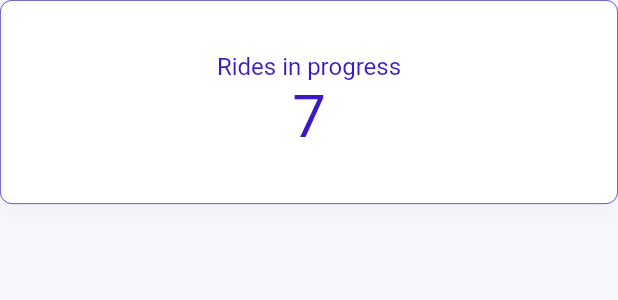
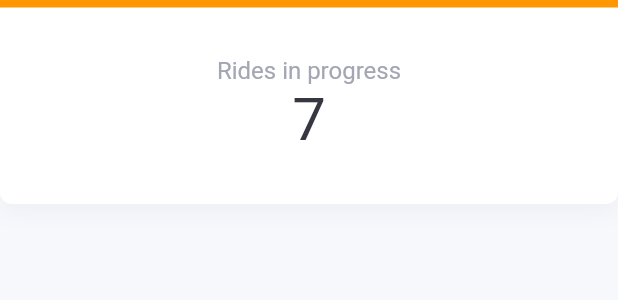
Before and after one commit to Santos-Enoque/flutter-web-dashboard-template, a Flutter app: the InfoCard widget shown alone on an empty page, opened directly, on a phone screen of 412 x 824 dp. Shown: the top 300 px of the screen. Run offline on Flutter 3.47's test engine with Material 2 defaults, Android fonts, the phone set to English and light mode, and no system bars; our stand-ins replace charts_flutter, get, google_fonts.

Commit message:
new look

```diff
--- a/lib/controllers/menu_controller.dart
+++ b/lib/controllers/menu_controller.dart
@@ -38,9 +38,9 @@ class MenuController extends GetxController {
 
   Widget _customIcon(IconData icon, String itemName){
     if(isActive(itemName))
-    return Icon(icon, size: 22, color: Colors.white);
+    return Icon(icon, size: 22, color: dark);
 
-    return Icon(icon, color: isHovering(itemName) ? Colors.white : lightGrey,);
+    return Icon(icon, color: isHovering(itemName) ? dark : lightGrey,);
 
 
 
--- a/lib/main.dart
+++ b/lib/main.dart
@@ -24,6 +24,12 @@ class MyApp extends StatelessWidget {
         textTheme: GoogleFonts.mulishTextTheme(Theme.of(context).textTheme).apply(
           bodyColor: Colors.black
         ),
+            pageTransitionsTheme: PageTransitionsTheme(
+      builders: {
+        TargetPlatform.iOS: FadeUpwardsPageTransitionsBuilder(),
+        TargetPlatform.android: FadeUpwardsPageTransitionsBuilder(),
+      }
+    ),
         primarySwatch: Colors.blue,
       ),
       home: SiteLayout(),
--- a/lib/pages/overview/overview.dart
+++ b/lib/pages/overview/overview.dart
@@ -1,12 +1,9 @@
 import 'package:flutter/material.dart';
-import 'package:flutter_web_dashboard/constants/style.dart';
 import 'package:flutter_web_dashboard/helpers/reponsiveness.dart';
 import 'package:flutter_web_dashboard/constants/controllers.dart';
-import 'package:flutter_web_dashboard/pages/overview/widgets/bar_chart.dart';
 import 'package:flutter_web_dashboard/pages/overview/widgets/overview_cards_large.dart';
 import 'package:flutter_web_dashboard/pages/overview/widgets/overview_cards_medium.dart';
 import 'package:flutter_web_dashboard/pages/overview/widgets/overview_cards_small.dart';
-import 'package:flutter_web_dashboard/pages/overview/widgets/revenue_info.dart';
 import 'package:flutter_web_dashboard/pages/overview/widgets/revenue_section_large.dart';
 import 'package:flutter_web_dashboard/widgets/custom_text.dart';
 import 'package:get/get.dart';
--- a/lib/pages/overview/widgets/info_card.dart
+++ b/lib/pages/overview/widgets/info_card.dart
@@ -4,10 +4,11 @@ import 'package:flutter_web_dashboard/constants/style.dart';
 class InfoCard extends StatelessWidget {
   final String title;
   final String value;
+  final Color topColor;
   final bool isActive;
   final Function onTap;
 
-  const InfoCard({Key key,@required this.title,@required this.value, this.isActive = false,@required this.onTap})
+  const InfoCard({Key key,@required this.title,@required this.value, this.isActive = false,@required this.onTap, this.topColor})
       : super(key: key);
 
   @override
@@ -28,9 +29,19 @@ class InfoCard extends StatelessWidget {
               )
             ],
             borderRadius: BorderRadius.circular(8),
-            border: Border.all(color: isActive ? active : lightGrey, width: .5),
           ),
-          child: RichText(
+          child: Column(
+            children: [
+              Row(
+                children: [
+                  Expanded(child: Container(
+                    color: topColor ?? active,
+                    height: 5,
+                  ))
+                ],
+              ),
+              Expanded(child: Container()),
+              RichText(
                   textAlign: TextAlign.center,
                   text: TextSpan(children: [
                     TextSpan(
@@ -42,6 +53,10 @@ class InfoCard extends StatelessWidget {
                         style:
                             TextStyle(fontSize: 40, color: isActive ? active : dark)),
                   ])),
+              Expanded(child: Container()),
+
+            ],
+          ),
         ),
       ),
     );
--- a/lib/pages/overview/widgets/overview_cards_large.dart
+++ b/lib/pages/overview/widgets/overview_cards_large.dart
@@ -14,7 +14,7 @@ class OverviewCardsLargeScreen extends StatelessWidget {
                   title: "Rides in progress",
                   value: "7",
                   onTap: () {},
-                  isActive: true,
+                  topColor: Colors.orange,
                 ),
                 SizedBox(
                   width: _width / 64,
@@ -22,6 +22,7 @@ class OverviewCardsLargeScreen extends StatelessWidget {
                 InfoCard(
                   title: "Packages delivered",
                   value: "17",
+                  topColor: Colors.lightGreen,
                   onTap: () {},
                 ),
                 SizedBox(
@@ -30,6 +31,7 @@ class OverviewCardsLargeScreen extends StatelessWidget {
                 InfoCard(
                   title: "Cancelled delivery",
                   value: "3",
+                  topColor: Colors.redAccent,
                   onTap: () {},
                 ),
                 SizedBox(
--- a/lib/widgets/horizontal_menu_item.dart
+++ b/lib/widgets/horizontal_menu_item.dart
@@ -32,7 +32,7 @@ class HorizontalMenuItem extends StatelessWidget {
                           child: Container(
                             width: 6,
                             height: 40,
-                            color: Colors.white,
+                            color: dark,
                           ),
                         ),
                        SizedBox(width:_width / 88),
@@ -42,9 +42,9 @@ class HorizontalMenuItem extends StatelessWidget {
                           child: menuController.returnIconFor(itemName),
                         ),
                         if(!menuController.isActive(itemName))
-                        Flexible(child: CustomText(text: itemName , color: menuController.isHovering(itemName) ? Colors.white : lightGrey,))
+                        Flexible(child: CustomText(text: itemName , color: menuController.isHovering(itemName) ? dark : lightGrey,))
                         else
-                        Flexible(child: CustomText(text: itemName , color:  Colors.white , size: 18, weight: FontWeight.bold,))
+                        Flexible(child: CustomText(text: itemName , color:  dark , size: 18, weight: FontWeight.bold,))
 
                       ],
                     ),
--- a/lib/widgets/large_screen.dart
+++ b/lib/widgets/large_screen.dart
@@ -1,5 +1,6 @@
 import 'package:flutter/material.dart';
 import 'package:flutter_web_dashboard/helpers/local_navigator.dart';
+import 'package:flutter_web_dashboard/pages/overview/overview.dart';
 import 'package:flutter_web_dashboard/widgets/side_menu.dart';
 
 class LargeScreen extends StatelessWidget {
--- a/lib/widgets/side_menu.dart
+++ b/lib/widgets/side_menu.dart
@@ -15,7 +15,7 @@ class SideMenu extends StatelessWidget {
     double _width = MediaQuery.of(context).size.width;
 
     return Container(
-            color: dark,
+            color: light,
             child: ListView(
               children: [
                 if(ResponsiveWidget.isSmallScreen(context))
@@ -37,11 +37,10 @@ class SideMenu extends StatelessWidget {
                             text: "Dash",
                             size: 20,
                             weight: FontWeight.bold,
-                            color: lightGrey,
+                            color: active,
                           ),
                         ),
                         SizedBox(width: _width / 48),
-
                       ],
                     ),
                     SizedBox(
--- a/pubspec.yaml
+++ b/pubspec.yaml
@@ -26,6 +26,7 @@ dependencies:
   google_fonts: ^2.1.0
   charts_flutter: ^0.10.0
   get: ^4.1.4
+  data_table_2: ^2.0.3
 
 
   # The following adds the Cupertino Icons font to your application.
```
Also changed, not shown: lib/pages/overview/widgets/overview_cards_medium.dart (+6 -1 lines), pubspec.lock, 4 other files. Lines whose indentation alone changed are shown as unchanged.
